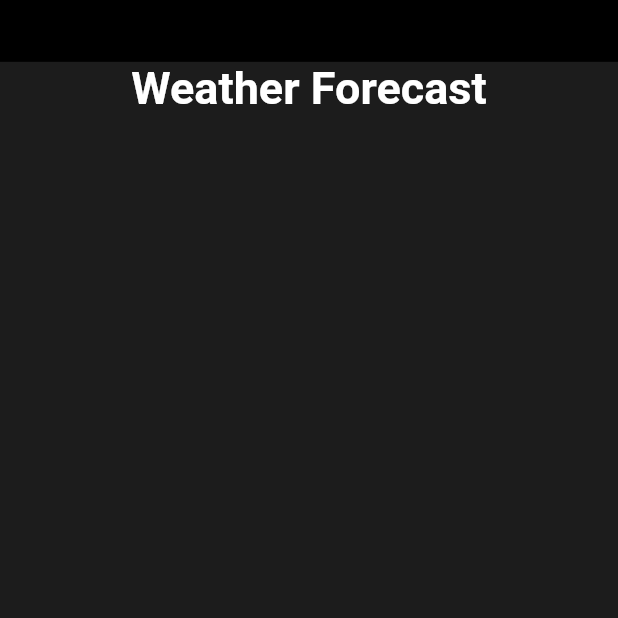
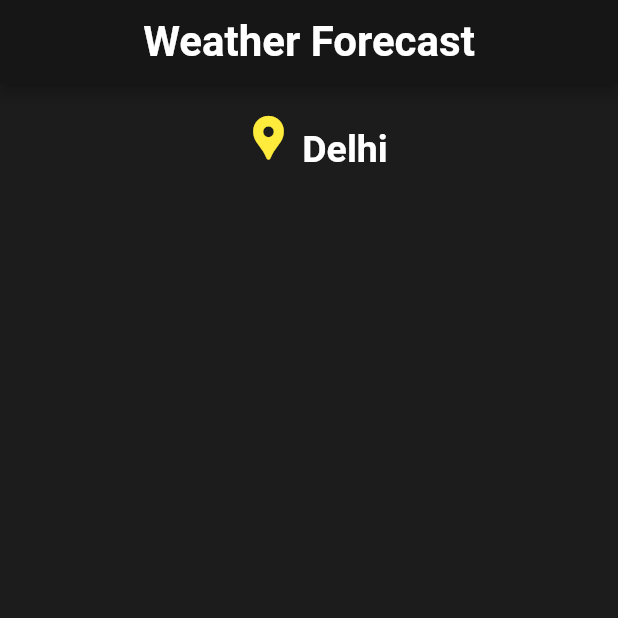
Before and after one commit to thetechgirlgita/WeatherApp, a Flutter app: the screen it shows after launch, on a phone screen of 412 x 824 dp, the top half of it. Run offline on Flutter 3.47's test engine with Material 2 defaults, Android fonts, the phone set to English and light mode, and no system bars; our stand-ins replace hexcolor.

```diff
--- a/lib/constant.dart
+++ b/lib/constant.dart
@@ -3,4 +3,5 @@ import 'package:flutter/material.dart';
 import 'package:hexcolor/hexcolor.dart';
 
 final Color backgroundC = HexColor("#1C1C1C");
-final Color accentHexColor = HexColor("#FCC91C");
+final Color textC = HexColor("#FCC91C");
+final Color appbarC = HexColor("#161616");
--- a/lib/main.dart
+++ b/lib/main.dart
@@ -1,5 +1,5 @@
 import 'package:flutter/material.dart';
-import 'package:hexcolor/hexcolor.dart';
+
 import 'constant.dart';
 
 void main() {
@@ -36,30 +36,134 @@ class _weatherState extends State<weather> {
   Widget build(BuildContext context) {
     return Scaffold(
         backgroundColor: backgroundC,
+        appBar: AppBar(
+          backgroundColor: appbarC,
+          centerTitle: true,
+          title:  const Text("Weather Forecast",
+              style: TextStyle(
+                color: Colors.white,
+                fontSize: 28,
+                fontWeight: FontWeight.bold,
+              )),
+        ),
         body: Column(
           children: [
             Row(
-                children: [
-                  Container(
-                    color: Colors.black,
-                    height: MediaQuery.of(context).size.height*0.05,
-                    width: MediaQuery.of(context).size.width,
+              mainAxisAlignment: MainAxisAlignment.center,
+              crossAxisAlignment: CrossAxisAlignment.end,
+              children:  [
+                Padding(
+                  child: IconButton(
+                      onPressed: (){
+                        showSearch(
+                            context: context,
+                            delegate: ListOfCountries(),
+                        );
+                      },
+                      icon:  const Icon(Icons.location_pin,
+                        color: Colors.yellow,
+                        size: 35,
+                      ),
                   ),
 
-                ]),
-            Row(
-              mainAxisAlignment: MainAxisAlignment.center,
-              crossAxisAlignment: CrossAxisAlignment.start,
-              children: const [
-                Text("Weather Forecast",
-                    style: TextStyle(
-                      color: Colors.white,
-                      fontSize: 30,
-                      fontWeight: FontWeight.bold,
-                    )),
+                  padding: const EdgeInsets.only(top: 10),
+                ),
+                const Text("Delhi",
+                      style: TextStyle(
+                        fontSize: 25,
+                        color:  Colors.white,
+                        fontWeight: FontWeight.bold,
+                      )
+                  ),
+
               ],
             )
           ],
         ));
   }
 }
+class ListOfCountries extends SearchDelegate {
+// Demo list to show querying
+  List<String> searchTerms = [
+    "India",
+    "Nepal",
+    "Maldives",
+    "USA",
+    "Canada",
+    "China",
+    "Russia",
+    "Srilanka",
+    "IreLand",
+    "Newzealand",
+    "Japan",
+    "Germany",
+    "France",
+    "Paris"
+  ];
+
+// first overwrite to
+// clear the search text
+  @override
+  List<Widget>? buildActions(BuildContext context) {
+    return [
+      IconButton(
+        onPressed: () {
+          query = '';
+        },
+        icon: const Icon(Icons.clear),
+      ),
+    ];
+  }
+
+// second overwrite to pop out of search menu
+  @override
+  Widget? buildLeading(BuildContext context) {
+    return IconButton(
+      onPressed: () {
+        close(context, null);
+      },
+      icon: const Icon(Icons.arrow_back),
+    );
+  }
+
+// third overwrite to show query result
+  @override
+  Widget buildResults(BuildContext context) {
+    List<String> matchQuery = [];
+    for (var country in searchTerms) {
+      if (country.toLowerCase().contains(query.toLowerCase())) {
+        matchQuery.add(country);
+      }
+    }
+    return ListView.builder(
+      itemCount: matchQuery.length,
+      itemBuilder: (context, index) {
+        var result = matchQuery[index];
+        return ListTile(
+          title: Text(result),
+        );
+      },
+    );
+  }
+
+// last overwrite to show the
+// querying process at the runtime
+  @override
+  Widget buildSuggestions(BuildContext context) {
+    List<String> matchQuery = [];
+    for (var fruit in searchTerms) {
+      if (fruit.toLowerCase().contains(query.toLowerCase())) {
+        matchQuery.add(fruit);
+      }
+    }
+    return ListView.builder(
+      itemCount: matchQuery.length,
+      itemBuilder: (context, index) {
+        var result = matchQuery[index];
+        return ListTile(
+          title: Text(result),
+        );
+      },
+    );
+  }
+}
```
